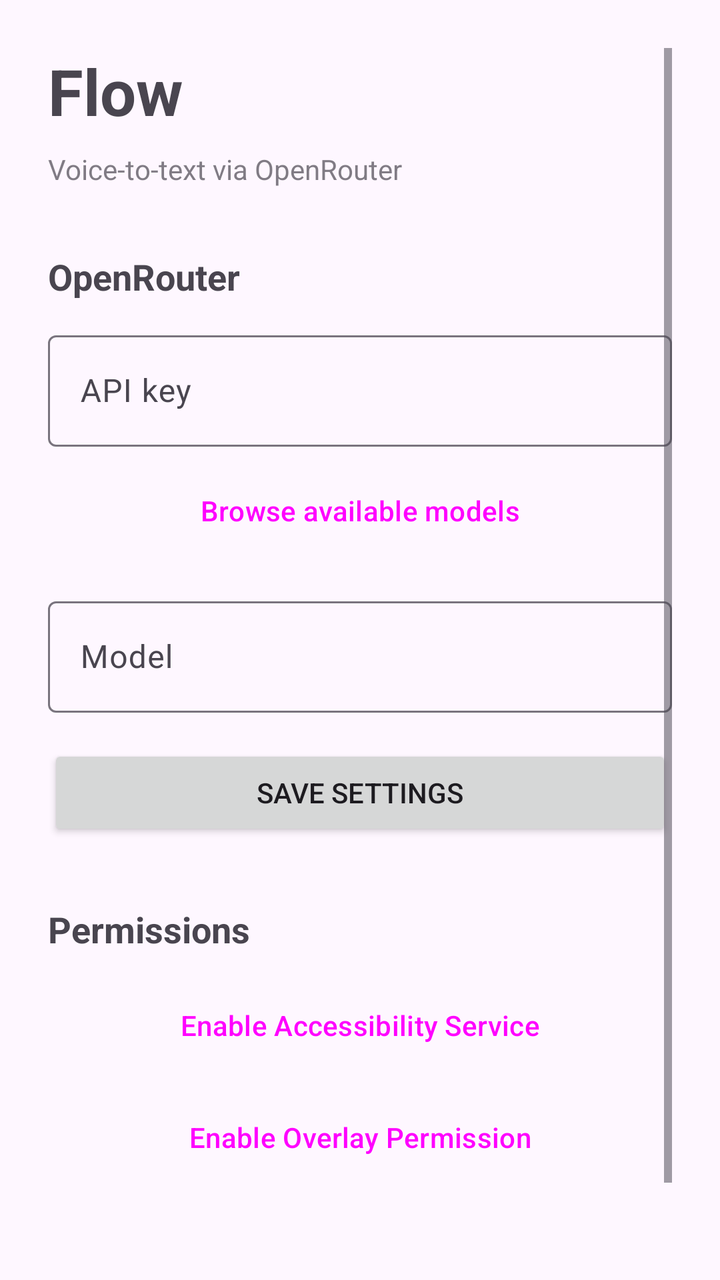
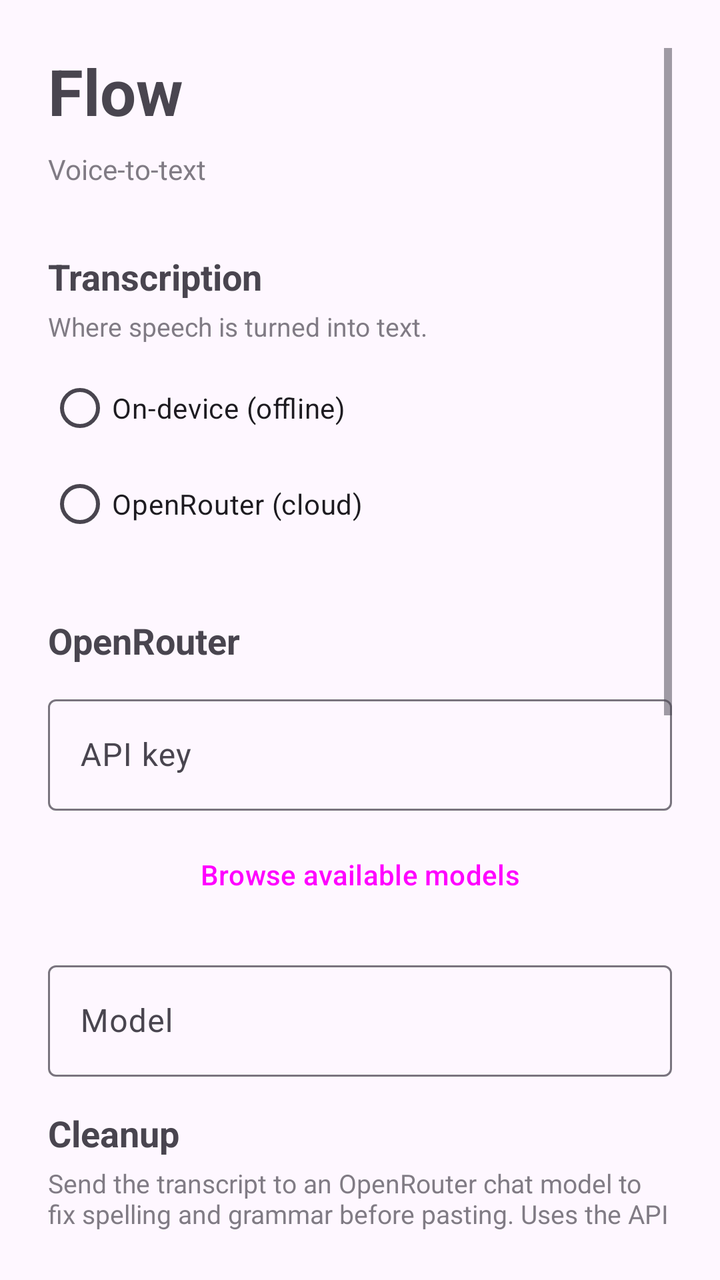

Two renders of the same Android screen: before a commit and after it. Below are the layout's source before the change and the commit's diff.
<!-- AndroidManifest.xml: application theme Theme.Flow -->
<!-- res/layout/activity_main.xml -->
<?xml version="1.0" encoding="utf-8"?>
<ScrollView xmlns:android="http://schemas.android.com/apk/res/android"
    android:layout_width="match_parent"
    android:layout_height="match_parent"
    android:padding="24dp"
    android:background="?android:colorBackground">

    <LinearLayout
        android:layout_width="match_parent"
        android:layout_height="wrap_content"
        android:orientation="vertical">

        <TextView
            android:layout_width="wrap_content"
            android:layout_height="wrap_content"
            android:text="Flow"
            android:textSize="32sp"
            android:textStyle="bold"
            android:layout_marginBottom="8dp" />

        <TextView
            android:layout_width="wrap_content"
            android:layout_height="wrap_content"
            android:text="Voice-to-text via OpenRouter"
            android:textSize="14sp"
            android:alpha="0.7"
            android:layout_marginBottom="32dp" />

        
        <TextView
            android:layout_width="wrap_content"
            android:layout_height="wrap_content"
            android:text="OpenRouter"
            android:textSize="18sp"
            android:textStyle="bold"
            android:layout_marginBottom="12dp" />

        <com.google.android.material.textfield.TextInputLayout
            android:layout_width="match_parent"
            android:layout_height="wrap_content"
            android:hint="API key"
            android:layout_marginBottom="8dp"
            style="@style/Widget.Material3.TextInputLayout.OutlinedBox">

            <com.google.android.material.textfield.TextInputEditText
                android:id="@+id/api_key_input"
                android:layout_width="match_parent"
                android:layout_height="wrap_content"
                android:inputType="textPassword" />
        </com.google.android.material.textfield.TextInputLayout>

        <Button
            android:id="@+id/browse_models_button"
            android:layout_width="match_parent"
            android:layout_height="wrap_content"
            android:text="Browse available models"
            android:layout_marginBottom="16dp"
            style="@style/Widget.Material3.Button.TextButton" />

        <com.google.android.material.textfield.TextInputLayout
            android:layout_width="match_parent"
            android:layout_height="wrap_content"
            android:hint="Model"
            android:layout_marginBottom="16dp"
            style="@style/Widget.Material3.TextInputLayout.OutlinedBox">

            <com.google.android.material.textfield.TextInputEditText
                android:id="@+id/model_input"
                android:layout_width="match_parent"
                android:layout_height="wrap_content"
                android:inputType="textNoSuggestions" />
        </com.google.android.material.textfield.TextInputLayout>

        <Button
            android:id="@+id/save_button"
            android:layout_width="match_parent"
            android:layout_height="wrap_content"
            android:text="Save Settings"
            android:layout_marginBottom="32dp" />

        
        <TextView
            android:layout_width="wrap_content"
            android:layout_height="wrap_content"
            android:text="Permissions"
            android:textSize="18sp"
            android:textStyle="bold"
            android:layout_marginBottom="12dp" />

        <Button
            android:id="@+id/enable_accessibility_button"
            android:layout_width="match_parent"
            android:layout_height="wrap_content"
            android:text="Enable Accessibility Service"
            style="@style/Widget.Material3.Button.TonalButton"
            android:layout_marginBottom="8dp" />

        <Button
            android:id="@+id/enable_overlay_button"
            android:layout_width="match_parent"
            android:layout_height="wrap_content"
            android:text="Enable Overlay Permission"
            style="@style/Widget.Material3.Button.TonalButton"
            android:layout_marginBottom="24dp" />

        
        <TextView
            android:id="@+id/status_text"
            android:layout_width="match_parent"
            android:layout_height="wrap_content"
            android:textSize="14sp"
            android:lineSpacingExtra="4dp"
            android:padding="16dp"
            android:background="@drawable/status_background" />

    </LinearLayout>
</ScrollView>
<!-- resources referenced by this layout -->
<resources>
  <!-- drawable status_background (drawable) -->
  <?xml version="1.0" encoding="utf-8"?>
  <shape xmlns:android="http://schemas.android.com/apk/res/android"
      android:shape="rectangle">
      <solid android:color="#0A000000" />
      <corners android:radius="12dp" />
  </shape>
  <style name="Theme.Flow" parent="Theme.Material3.DayNight.NoActionBar">
          <item name="colorPrimary">#6750A4</item>
          <item name="colorOnPrimary">#FFFFFF</item>
          <item name="colorPrimaryContainer">#EADDFF</item>
      </style>
</resources>

<!-- the commit's change to res/layout/activity_main.xml (unified diff, before → after) -->
@@ -21,7 +21,7 @@
         <TextView
             android:layout_width="wrap_content"
             android:layout_height="wrap_content"
-            android:text="Voice-to-text via OpenRouter"
+            android:text="Voice-to-text"
             android:textSize="14sp"
             android:alpha="0.7"
             android:layout_marginBottom="32dp" />
@@ -30,46 +30,135 @@
         <TextView
             android:layout_width="wrap_content"
             android:layout_height="wrap_content"
-            android:text="OpenRouter"
+            android:text="Transcription"
             android:textSize="18sp"
             android:textStyle="bold"
-            android:layout_marginBottom="12dp" />
+            android:layout_marginBottom="4dp" />
+
+        <TextView
+            android:layout_width="match_parent"
+            android:layout_height="wrap_content"
+            android:text="Where speech is turned into text."
+            android:textSize="13sp"
+            android:alpha="0.7"
+            android:layout_marginBottom="8dp" />
+
+        <RadioGroup
+            android:id="@+id/route_group"
+            android:layout_width="match_parent"
+            android:layout_height="wrap_content"
+            android:layout_marginBottom="32dp">
+
+            <RadioButton
+                android:id="@+id/route_on_device"
+                android:layout_width="match_parent"
+                android:layout_height="wrap_content"
+                android:text="On-device (offline)" />
+
+            <RadioButton
+                android:id="@+id/route_openrouter"
+                android:layout_width="match_parent"
+                android:layout_height="wrap_content"
+                android:text="OpenRouter (cloud)" />
+        </RadioGroup>
+
+        
+        <LinearLayout
+            android:id="@+id/openrouter_section"
+            android:layout_width="match_parent"
+            android:layout_height="wrap_content"
+            android:orientation="vertical">
+
+            <TextView
+                android:layout_width="wrap_content"
+                android:layout_height="wrap_content"
+                android:text="OpenRouter"
+                android:textSize="18sp"
+                android:textStyle="bold"
+                android:layout_marginBottom="12dp" />
+
+            <com.google.android.material.textfield.TextInputLayout
+                android:layout_width="match_parent"
+                android:layout_height="wrap_content"
+                android:hint="API key"
+                android:layout_marginBottom="8dp"
+                style="@style/Widget.Material3.TextInputLayout.OutlinedBox">
+
+                <com.google.android.material.textfield.TextInputEditText
+                    android:id="@+id/api_key_input"
+                    android:layout_width="match_parent"
+                    android:layout_height="wrap_content"
+                    android:inputType="textPassword" />
+            </com.google.android.material.textfield.TextInputLayout>
+
+            <Button
+                android:id="@+id/browse_models_button"
+                android:layout_width="match_parent"
+                android:layout_height="wrap_content"
+                android:text="Browse available models"
+                android:layout_marginBottom="16dp"
+                style="@style/Widget.Material3.Button.TextButton" />
+
+            <com.google.android.material.textfield.TextInputLayout
+                android:layout_width="match_parent"
+                android:layout_height="wrap_content"
+                android:hint="Model"
+                android:layout_marginBottom="16dp"
+                style="@style/Widget.Material3.TextInputLayout.OutlinedBox">
+
+                <com.google.android.material.textfield.TextInputEditText
+                    android:id="@+id/model_input"
+                    android:layout_width="match_parent"
+                    android:layout_height="wrap_content"
+                    android:inputType="textNoSuggestions" />
+            </com.google.android.material.textfield.TextInputLayout>
+        </LinearLayout>
+
+        
+        <TextView
+            android:layout_width="wrap_content"
+            android:layout_height="wrap_content"
+            android:text="Cleanup"
+            android:textSize="18sp"
+            android:textStyle="bold"
+            android:layout_marginBottom="4dp" />
+
+        <TextView
+            android:layout_width="match_parent"
+            android:layout_height="wrap_content"
+            android:text="Send the transcript to an OpenRouter chat model to fix spelling and grammar before pasting. Uses the API key above."
+            android:textSize="13sp"
+            android:alpha="0.7"
+            android:layout_marginBottom="8dp" />
+
+        <com.google.android.material.materialswitch.MaterialSwitch
+            android:id="@+id/cleanup_switch"
+            android:layout_width="match_parent"
+            android:layout_height="wrap_content"
+            android:text="Fix spelling &amp; grammar"
+            android:layout_marginBottom="8dp" />
 
         <com.google.android.material.textfield.TextInputLayout
             android:layout_width="match_parent"
             android:layout_height="wrap_content"
-            android:hint="API key"
-            android:layout_marginBottom="8dp"
+            android:hint="Cleanup model"
+            android:layout_marginBottom="4dp"
             style="@style/Widget.Material3.TextInputLayout.OutlinedBox">
 
             <com.google.android.material.textfield.TextInputEditText
-                android:id="@+id/api_key_input"
-                android:layout_width="match_parent"
-                android:layout_height="wrap_content"
-                android:inputType="textPassword" />
-        </com.google.android.material.textfield.TextInputLayout>
-
-        <Button
-            android:id="@+id/browse_models_button"
-            android:layout_width="match_parent"
-            android:layout_height="wrap_content"
-            android:text="Browse available models"
-            android:layout_marginBottom="16dp"
-            style="@style/Widget.Material3.Button.TextButton" />
-
-        <com.google.android.material.textfield.TextInputLayout
-            android:layout_width="match_parent"
-            android:layout_height="wrap_content"
-            android:hint="Model"
-            android:layout_marginBottom="16dp"
-            style="@style/Widget.Material3.TextInputLayout.OutlinedBox">
-
-            <com.google.android.material.textfield.TextInputEditText
-                android:id="@+id/model_input"
+                android:id="@+id/cleanup_model_input"
                 android:layout_width="match_parent"
                 android:layout_height="wrap_content"
                 android:inputType="textNoSuggestions" />
         </com.google.android.material.textfield.TextInputLayout>
+
+        <Button
+            android:id="@+id/browse_cleanup_models_button"
+            android:layout_width="match_parent"
+            android:layout_height="wrap_content"
+            android:text="Browse chat models"
+            android:layout_marginBottom="32dp"
+            style="@style/Widget.Material3.Button.TextButton" />
 
         <Button
             android:id="@+id/save_button"
